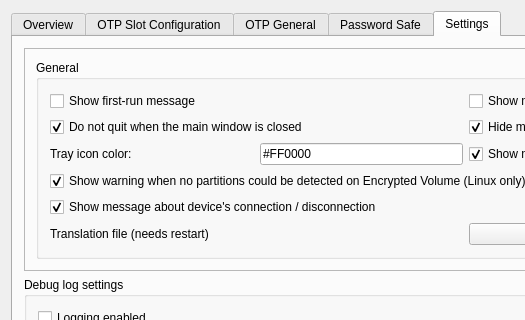
Old version of the form src/ui/mainwindow.ui in the repository Nitrokey/nitrokey-app; both pictures show x 0 to 525 and y 0 to 320 of the 932 by 750 pixel window.
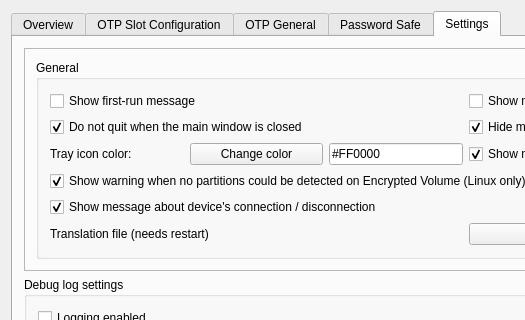
New version of the form. Icons and pictures are not drawn.

Commit message: UI: add color selector for tray icon

What changed in the file:
```diff
--- a/src/ui/mainwindow.ui
+++ b/src/ui/mainwindow.ui
@@ -1341,6 +1341,13 @@
                       </property>
                      </widget>
                     </item>
+                    <item>
+                     <widget class="QPushButton" name="btn_trayColorChange">
+                      <property name="text">
+                       <string>Change color</string>
+                      </property>
+                     </widget>
+                    </item>
                     <item>
                      <widget class="QLineEdit" name="trayIconColorEdit">
                       <property name="sizePolicy">
```
The commit also changes 2 other files.
